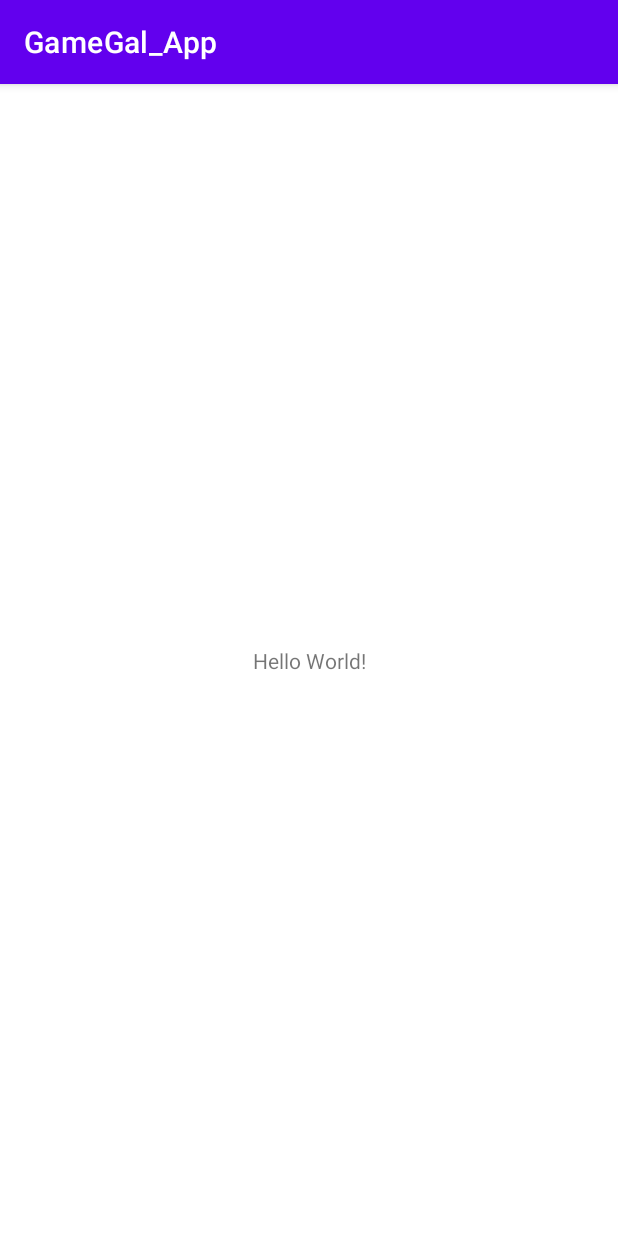
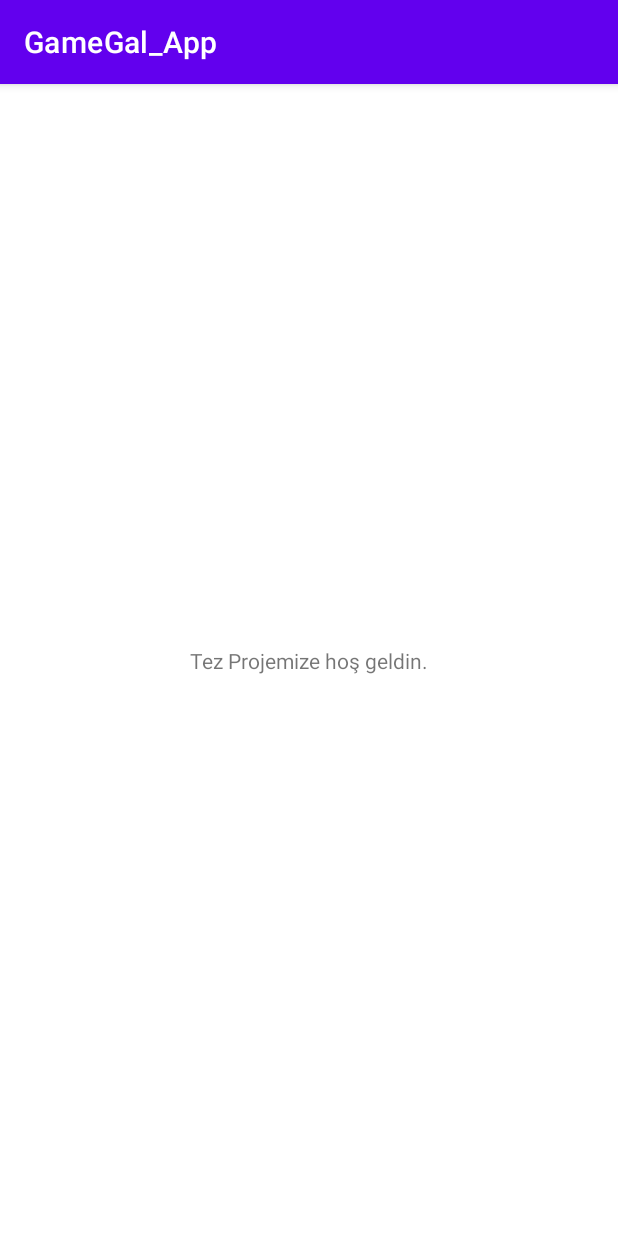
Before and after one commit to FurkanGven98/GameGal_App, an Android app: the screen it shows after launch (MainActivity), on a phone screen of 412 x 824 dp. Run offline under Robolectric (Android 15) with nearby library versions, the phone set to English and light mode, and no system bars.

Commit message:
Commit 1 Furkan

```diff
--- a/app/src/main/res/layout/activity_main.xml
+++ b/app/src/main/res/layout/activity_main.xml
@@ -7,9 +7,10 @@
     tools:context=".MainActivity">
 
     <TextView
+        android:id="@+id/textView"
         android:layout_width="wrap_content"
         android:layout_height="wrap_content"
-        android:text="Hello World!"
+        android:text="Tez Projemize hoş geldin."
         app:layout_constraintBottom_toBottomOf="parent"
         app:layout_constraintLeft_toLeftOf="parent"
         app:layout_constraintRight_toRightOf="parent"
```
